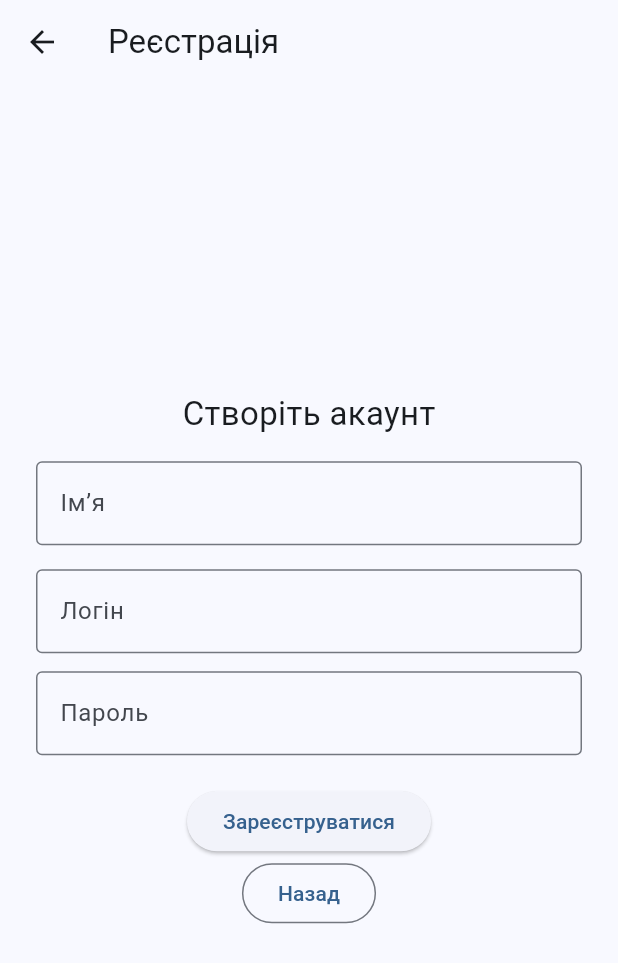
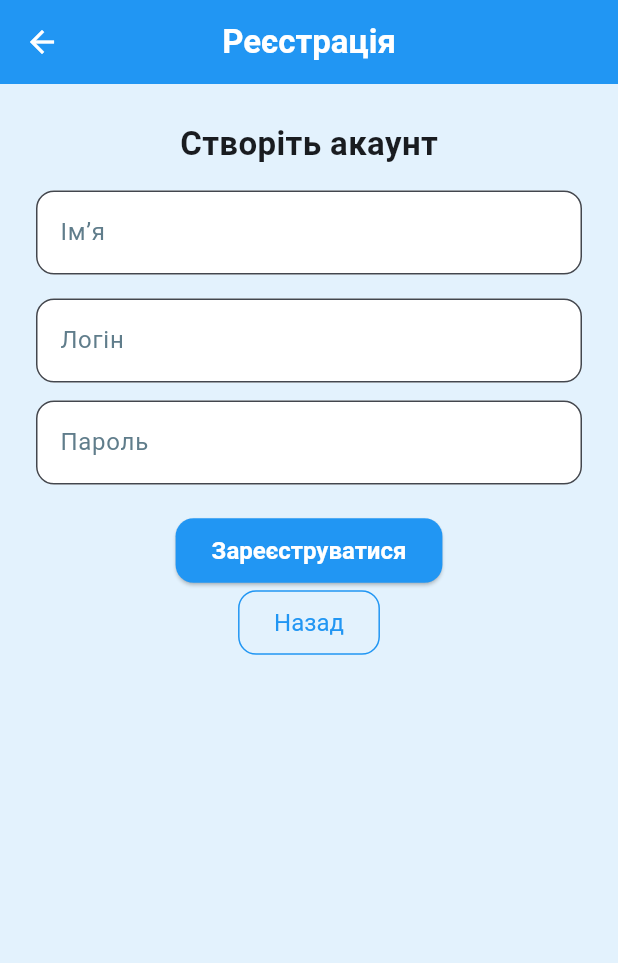
Before and after one commit to ira2801/lab08, a Flutter app: the screen it shows after launch, after a tap on "Зареєструватися", on a phone screen of 412 x 824 dp. Shown: the top 963 px of the screen. Run offline on Flutter 3.47's test engine with Material 3 defaults, Android fonts, the phone set to English and light mode, and no system bars.

Commit message:
Ваше повідомлення про оновлення

```diff
--- a/lib/main.dart
+++ b/lib/main.dart
@@ -14,7 +14,59 @@ class MyApp extends StatelessWidget {
       title: 'Lab06 Flutter',
       theme: ThemeData(
         colorScheme: ColorScheme.fromSeed(seedColor: Colors.blue),
-        useMaterial3: true,
+
+        scaffoldBackgroundColor: Colors.blue.shade50,
+
+        appBarTheme: const AppBarTheme(
+          backgroundColor: Colors.blue,
+          foregroundColor: Colors.white,
+          centerTitle: true,
+          titleTextStyle: TextStyle(fontSize: 22, fontWeight: FontWeight.bold),
+        ),
+
+        inputDecorationTheme: InputDecorationTheme(
+          filled: true,
+          fillColor: Colors.white,
+          border: OutlineInputBorder(
+            borderRadius: BorderRadius.circular(12),
+          ),
+          focusedBorder: OutlineInputBorder(
+            borderSide: const BorderSide(color: Colors.blue, width: 2),
+            borderRadius: BorderRadius.circular(12),
+          ),
+          labelStyle: const TextStyle(color: Colors.blueGrey),
+        ),
+
+        elevatedButtonTheme: ElevatedButtonThemeData(
+          style: ElevatedButton.styleFrom(
+            backgroundColor: Colors.blue,
+            foregroundColor: Colors.white,
+            textStyle: const TextStyle(fontSize: 16, fontWeight: FontWeight.w600),
+            padding: const EdgeInsets.symmetric(vertical: 12, horizontal: 24),
+            shape: RoundedRectangleBorder(
+              borderRadius: BorderRadius.circular(12),
+            ),
+          ),
+        ),
+
+        outlinedButtonTheme: OutlinedButtonThemeData(
+          style: OutlinedButton.styleFrom(
+            foregroundColor: Colors.blue,
+            side: const BorderSide(color: Colors.blue),
+            textStyle: const TextStyle(fontSize: 16),
+            padding: const EdgeInsets.symmetric(vertical: 12, horizontal: 24),
+            shape: RoundedRectangleBorder(
+              borderRadius: BorderRadius.circular(12),
+            ),
+          ),
+        ),
+
+        textButtonTheme: TextButtonThemeData(
+          style: TextButton.styleFrom(
+            foregroundColor: Colors.blue.shade700,
+            textStyle: const TextStyle(fontSize: 15, fontWeight: FontWeight.w500),
+          ),
+        ),
       ),
       home: const SignInScreen(),
     );
--- a/lib/widgets/reset_password_screen.dart
+++ b/lib/widgets/reset_password_screen.dart
@@ -7,14 +7,20 @@ class ResetPasswordScreen extends StatelessWidget {
   Widget build(BuildContext context) {
     return Scaffold(
       appBar: AppBar(title: const Text('Скидання пароля')),
-      body: Center(
+      body: Padding(
+        padding: const EdgeInsets.all(24),
+        child: Center(
           child: Column(
             mainAxisAlignment: MainAxisAlignment.center,
             children: [
+              const Text(
+                'Відновлення доступу',
+                style: TextStyle(fontSize: 22, fontWeight: FontWeight.bold),
+              ),
+              const SizedBox(height: 20),
               const TextField(
                 decoration: InputDecoration(
                   labelText: 'Введіть ваш email',
-                border: OutlineInputBorder(),
                 ),
               ),
               const SizedBox(height: 20),
@@ -23,22 +29,22 @@ class ResetPasswordScreen extends StatelessWidget {
                   showDialog(
                     context: context,
                     builder: (ctx) => const AlertDialog(
-                    title: Text('Надіслано'),
+                      title: Text('Надіслано ✅'),
                       content: Text('Інструкції з відновлення пароля відправлені!'),
                     ),
                   );
                 },
                 child: const Text('Надіслати'),
               ),
+              const SizedBox(height: 8),
               OutlinedButton(
-              onPressed: () {
-                Navigator.pop(context);
-              },
+                onPressed: () => Navigator.pop(context),
                 child: const Text('Назад'),
               ),
             ],
           ),
         ),
+      ),
     );
   }
 }
--- a/lib/widgets/sign_in_screen.dart
+++ b/lib/widgets/sign_in_screen.dart
@@ -1,6 +1,10 @@
 import 'package:flutter/material.dart';
 import 'signup_screen.dart';
 import 'reset_password_screen.dart';
+
+String? savedName;
+String? savedLogin;
+String? savedPassword;
 
 class SignInScreen extends StatefulWidget {
   const SignInScreen({super.key});
@@ -43,31 +47,26 @@ class _SignInScreenState extends State<SignInScreen> {
       body: Padding(
         padding: const EdgeInsets.all(24),
         child: Center(
+          child: SingleChildScrollView(
             child: Column(
               mainAxisAlignment: MainAxisAlignment.center,
               children: [
                 const Text(
                   "Авторизація",
-                style: TextStyle(fontSize: 24, fontWeight: FontWeight.bold),
+                  style: TextStyle(fontSize: 26, fontWeight: FontWeight.bold),
                 ),
-              const SizedBox(height: 20),
+                const SizedBox(height: 24),
                 TextField(
                   controller: loginController,
-                decoration: const InputDecoration(
-                  labelText: "Логін",
-                  border: OutlineInputBorder(),
-                ),
+                  decoration: const InputDecoration(labelText: "Логін"),
                 ),
                 const SizedBox(height: 12),
                 TextField(
                   controller: passwordController,
                   obscureText: true,
-                decoration: const InputDecoration(
-                  labelText: "Пароль",
-                  border: OutlineInputBorder(),
+                  decoration: const InputDecoration(labelText: "Пароль"),
                 ),
-              ),
-              const SizedBox(height: 20),
+                const SizedBox(height: 24),
                 ElevatedButton(
                   onPressed: _checkLogin,
                   child: const Text("Увійти"),
@@ -77,9 +76,7 @@ class _SignInScreenState extends State<SignInScreen> {
                   onPressed: () {
                     Navigator.push(
                       context,
-                    MaterialPageRoute(
-                      builder: (context) => const SignupScreen(),
-                    ),
+                      MaterialPageRoute(builder: (context) => const SignupScreen()),
                     );
                   },
                   child: const Text("Зареєструватися"),
@@ -88,9 +85,7 @@ class _SignInScreenState extends State<SignInScreen> {
                   onPressed: () {
                     Navigator.push(
                       context,
-                    MaterialPageRoute(
-                      builder: (context) => const ResetPasswordScreen(),
-                    ),
+                      MaterialPageRoute(builder: (context) => const ResetPasswordScreen()),
                     );
                   },
                   child: const Text("Забули пароль?"),
@@ -99,6 +94,7 @@ class _SignInScreenState extends State<SignInScreen> {
             ),
           ),
         ),
+      ),
     );
   }
 }
--- a/lib/widgets/signup_screen.dart
+++ b/lib/widgets/signup_screen.dart
@@ -1,7 +1,5 @@
 import 'package:flutter/material.dart';
-String? savedName;
-String? savedLogin;
-String? savedPassword;
+import 'sign_in_screen.dart';
 
 class SignupScreen extends StatefulWidget {
   const SignupScreen({super.key});
@@ -20,16 +18,17 @@ class _SignupScreenState extends State<SignupScreen> {
     String login = loginController.text.trim();
     String password = passwordController.text.trim();
 
-    if (login.isEmpty || password.isEmpty|| name.isEmpty) {
+    if (name.isEmpty || login.isEmpty || password.isEmpty) {
       showDialog(
         context: context,
         builder: (ctx) => const AlertDialog(
           title: Text("Помилка"),
-          content: Text("Будь ласка, введіть логін і пароль"),
+          content: Text("Будь ласка, заповніть усі поля"),
         ),
       );
       return;
     }
+
     savedName = name;
     savedLogin = login;
     savedPassword = password;
@@ -37,7 +36,7 @@ class _SignupScreenState extends State<SignupScreen> {
     showDialog(
       context: context,
       builder: (ctx) => AlertDialog(
-        title: const Text("Реєстрація успішна"),
+        title: const Text("Реєстрація успішна ✅"),
         content: Text("Імʼя: $name\nЛогін: $login\nПароль: $password"),
         actions: [
           TextButton(
@@ -58,34 +57,26 @@ class _SignupScreenState extends State<SignupScreen> {
       appBar: AppBar(title: const Text("Реєстрація")),
       body: Padding(
         padding: const EdgeInsets.all(24),
+        child: SingleChildScrollView(
           child: Column(
             mainAxisAlignment: MainAxisAlignment.center,
             children: [
-            const Text("Створіть акаунт", style: TextStyle(fontSize: 22)),
+              const Text("Створіть акаунт", style: TextStyle(fontSize: 22, fontWeight: FontWeight.bold)),
               const SizedBox(height: 16),
               TextField(
                 controller: nameController,
-              decoration: const InputDecoration(
-                labelText: "Імʼя",
-                border: OutlineInputBorder(),
-              ),
+                decoration: const InputDecoration(labelText: "Імʼя"),
               ),
               const SizedBox(height: 16),
               TextField(
                 controller: loginController,
-              decoration: const InputDecoration(
-                labelText: "Логін",
-                border: OutlineInputBorder(),
-              ),
+                decoration: const InputDecoration(labelText: "Логін"),
               ),
               const SizedBox(height: 12),
               TextField(
                 controller: passwordController,
                 obscureText: true,
-              decoration: const InputDecoration(
-                labelText: "Пароль",
-                border: OutlineInputBorder(),
-              ),
+                decoration: const InputDecoration(labelText: "Пароль"),
               ),
               const SizedBox(height: 20),
               ElevatedButton(
@@ -99,6 +90,7 @@ class _SignupScreenState extends State<SignupScreen> {
             ],
           ),
         ),
+      ),
     );
   }
 }
```
Lines whose indentation alone changed are shown as unchanged.
